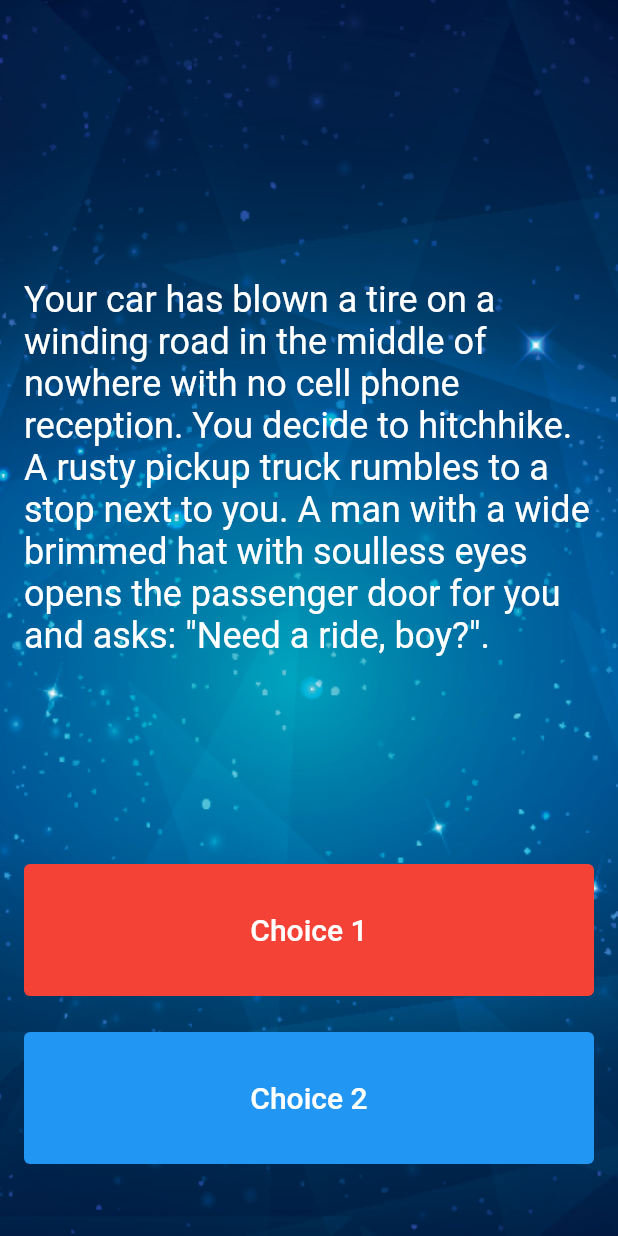
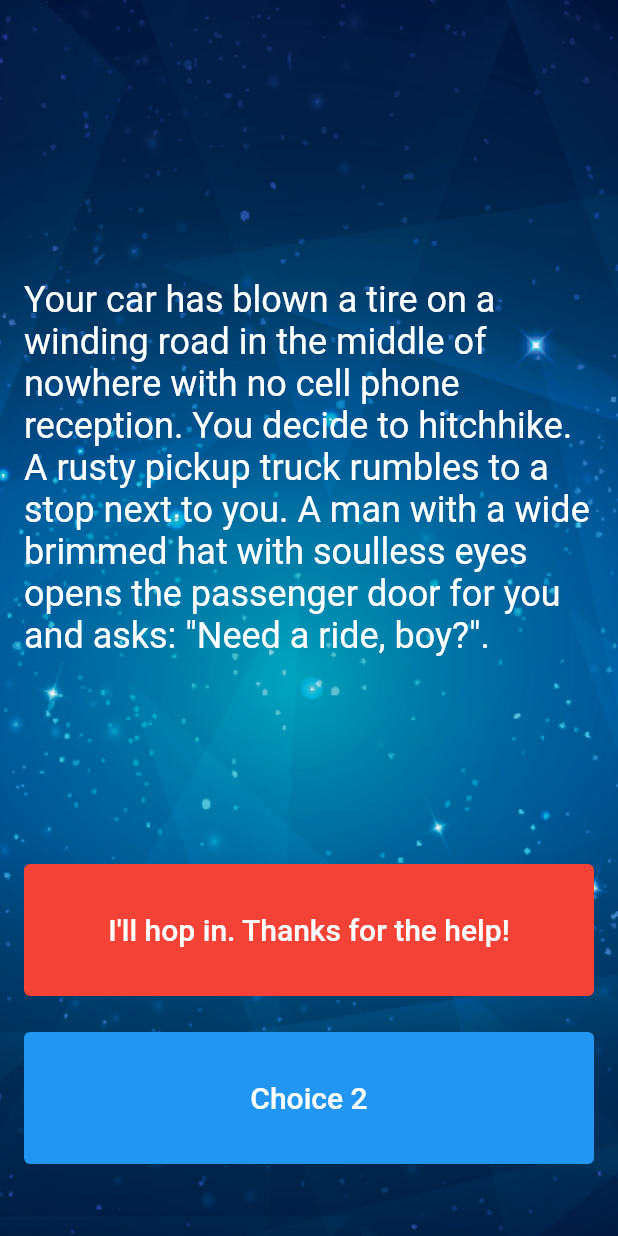
Before and after one commit to FadyFawzyOfficial/destini, a Flutter app: the screen it shows after launch, on a phone screen of 412 x 824 dp. Run offline on Flutter 3.47's test engine with Material 2 defaults, Android fonts, the phone set to English and light mode, and no system bars.

Commit message:
13. Step 13 - Use the storyBrain to get the text for choice 1

```diff
--- a/lib/main.dart
+++ b/lib/main.dart
@@ -64,10 +64,10 @@ class StoryPageState extends State<StoryPage> {
                     // TODO: Step 18 - Call the nextStory() method from storyBrain and pass the number 1 as the choice made by the user.
                   },
                   style: TextButton.styleFrom(backgroundColor: Colors.red),
-                  child: const Text(
-                    //TODO: Step 13 - Use the storyBrain to get the text for choice 1.
-                    'Choice 1',
-                    style: TextStyle(color: Colors.white, fontSize: 20),
+                  child: Text(
+                    // COMPLETED: Step 13 - Use the storyBrain to get the text for choice 1.
+                    storyBrain.choice1,
+                    style: const TextStyle(color: Colors.white, fontSize: 20),
                   ),
                 ),
               ),
```
